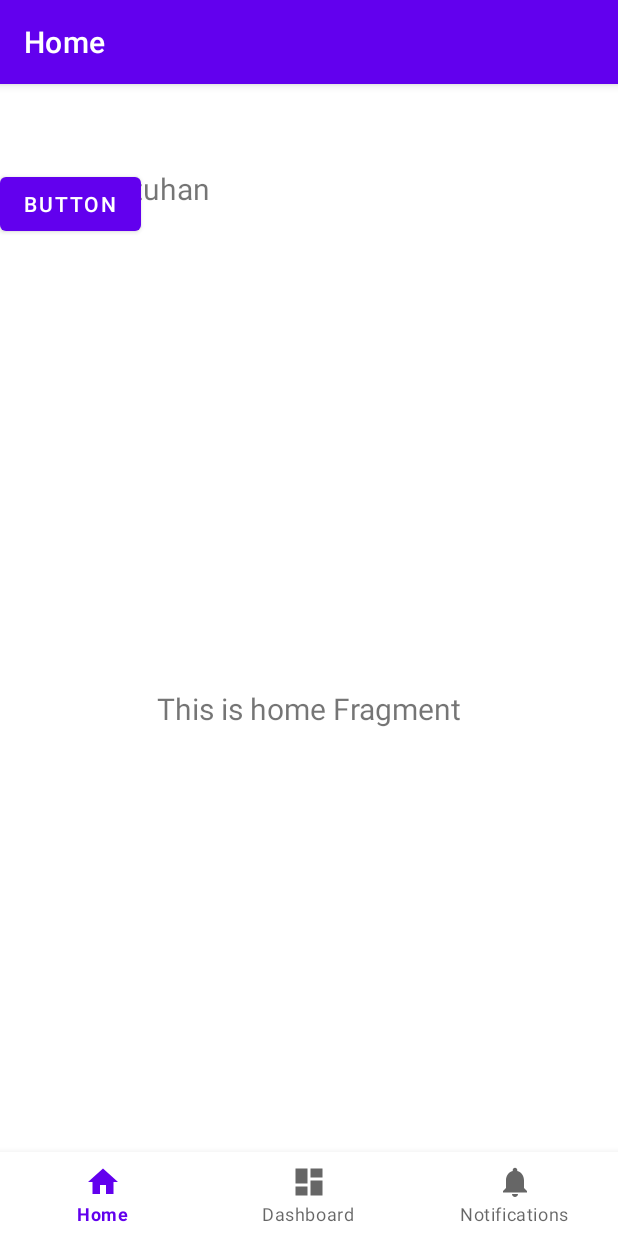
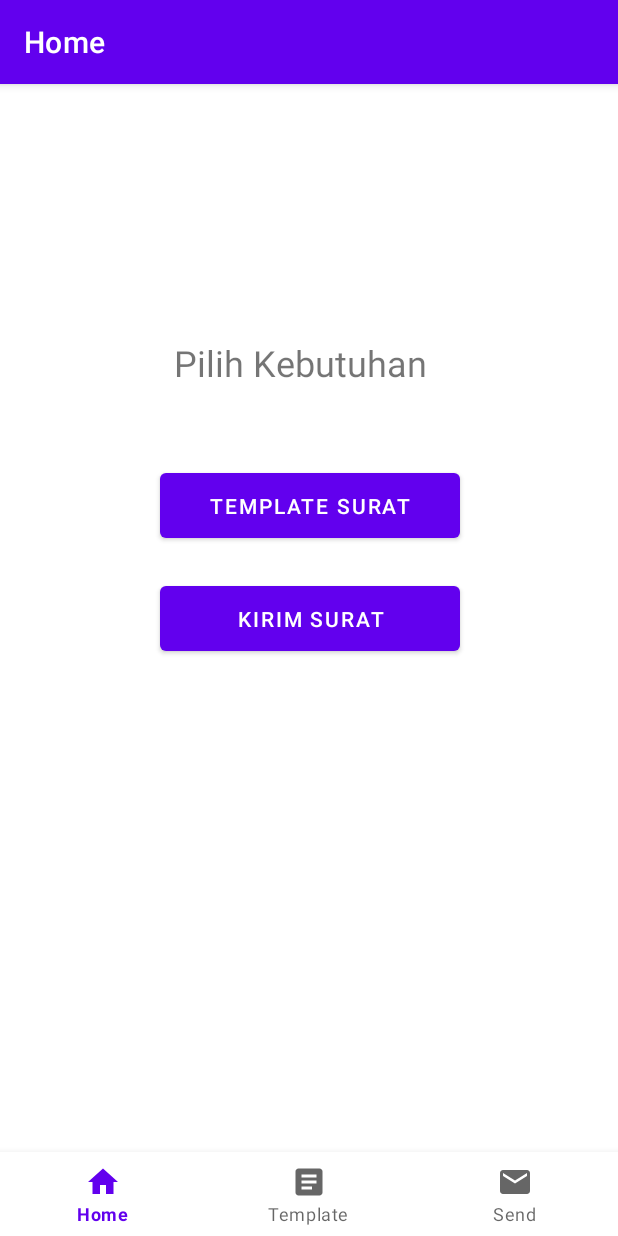
Before and after one commit to YosepEChristo/Hape, an Android app: the screen it shows after launch (HomeActivity), on a phone screen of 412 x 824 dp. Run offline under Robolectric (Android 15) with nearby library versions, the phone set to English and light mode, and no system bars; our stand-ins replace navigation-ui.

Commit message:
refactor files name

```diff
--- a/app/build.gradle.kts
+++ b/app/build.gradle.kts
@@ -5,7 +5,7 @@ plugins {
 
 android {
     namespace = "com.example.ngampusaman"
-    compileSdk = 33
+    compileSdk = 34
 
     defaultConfig {
         applicationId = "com.example.ngampusaman"
--- a/app/src/main/java/com/example/ngampusaman/ui/home/HomeFragment.kt
+++ b/app/src/main/java/com/example/ngampusaman/ui/home/HomeFragment.kt
@@ -28,7 +28,7 @@ class HomeFragment : Fragment() {
         _binding = FragmentHomeBinding.inflate(inflater, container, false)
         val root: View = binding.root
 
-        val textView: TextView = binding.textHome
+        val textView: TextView = binding.textView
         homeViewModel.text.observe(viewLifecycleOwner) {
             textView.text = it
         }
--- a/app/src/main/java/com/example/ngampusaman/ui/home/HomeViewModel.kt
+++ b/app/src/main/java/com/example/ngampusaman/ui/home/HomeViewModel.kt
@@ -7,7 +7,7 @@ import androidx.lifecycle.ViewModel
 class HomeViewModel : ViewModel() {
 
     private val _text = MutableLiveData<String>().apply {
-        value = "This is home Fragment"
+        value = "Pilih Kebutuhan"
     }
     val text: LiveData<String> = _text
 }
--- a/app/src/main/java/com/example/ngampusaman/ui/notifications/NotificationsFragment.kt
+++ b/app/src/main/java/com/example/ngampusaman/ui/send/SendFragment.kt
@@ -1,4 +1,4 @@
-package com.example.ngampusaman.ui.notifications
+package com.example.ngampusaman.ui.send
 
 import android.os.Bundle
 import android.view.LayoutInflater
@@ -7,11 +7,11 @@ import android.view.ViewGroup
 import android.widget.TextView
 import androidx.fragment.app.Fragment
 import androidx.lifecycle.ViewModelProvider
-import com.example.ngampusaman.databinding.FragmentNotificationsBinding
+import com.example.ngampusaman.databinding.FragmentSendBinding
 
-class NotificationsFragment : Fragment() {
+class SendFragment : Fragment() {
 
-    private var _binding: FragmentNotificationsBinding? = null
+    private var _binding: FragmentSendBinding? = null
 
     // This property is only valid between onCreateView and
     // onDestroyView.
@@ -23,9 +23,9 @@ class NotificationsFragment : Fragment() {
         savedInstanceState: Bundle?
     ): View {
         val notificationsViewModel =
-            ViewModelProvider(this).get(NotificationsViewModel::class.java)
+            ViewModelProvider(this).get(SendViewModel::class.java)
 
-        _binding = FragmentNotificationsBinding.inflate(inflater, container, false)
+        _binding = FragmentSendBinding.inflate(inflater, container, false)
         val root: View = binding.root
 
         val textView: TextView = binding.textNotifications
--- a/app/src/main/java/com/example/ngampusaman/ui/dashboard/DashboardViewModel.kt
+++ b/app/src/main/java/com/example/ngampusaman/ui/send/SendViewModel.kt
@@ -1,13 +1,13 @@
-package com.example.ngampusaman.ui.dashboard
+package com.example.ngampusaman.ui.send
 
 import androidx.lifecycle.LiveData
 import androidx.lifecycle.MutableLiveData
 import androidx.lifecycle.ViewModel
 
-class DashboardViewModel : ViewModel() {
+class SendViewModel : ViewModel() {
 
     private val _text = MutableLiveData<String>().apply {
-        value = "This is dashboard Fragment"
+        value = "This is notifications Fragment"
     }
     val text: LiveData<String> = _text
 }
--- a/app/src/main/java/com/example/ngampusaman/ui/dashboard/DashboardFragment.kt
+++ b/app/src/main/java/com/example/ngampusaman/ui/template/TemplateFragment.kt
@@ -1,4 +1,4 @@
-package com.example.ngampusaman.ui.dashboard
+package com.example.ngampusaman.ui.template
 
 import android.os.Bundle
 import android.view.LayoutInflater
@@ -7,11 +7,11 @@ import android.view.ViewGroup
 import android.widget.TextView
 import androidx.fragment.app.Fragment
 import androidx.lifecycle.ViewModelProvider
-import com.example.ngampusaman.databinding.FragmentDashboardBinding
+import com.example.ngampusaman.databinding.FragmentTemplateBinding
 
-class DashboardFragment : Fragment() {
+class TemplateFragment : Fragment() {
 
-    private var _binding: FragmentDashboardBinding? = null
+    private var _binding: FragmentTemplateBinding? = null
 
     // This property is only valid between onCreateView and
     // onDestroyView.
@@ -23,9 +23,9 @@ class DashboardFragment : Fragment() {
         savedInstanceState: Bundle?
     ): View {
         val dashboardViewModel =
-            ViewModelProvider(this).get(DashboardViewModel::class.java)
+            ViewModelProvider(this).get(TemplateViewModel::class.java)
 
-        _binding = FragmentDashboardBinding.inflate(inflater, container, false)
+        _binding = FragmentTemplateBinding.inflate(inflater, container, false)
         val root: View = binding.root
 
         val textView: TextView = binding.textDashboard
--- a/app/src/main/java/com/example/ngampusaman/ui/notifications/NotificationsViewModel.kt
+++ b/app/src/main/java/com/example/ngampusaman/ui/template/TemplateViewModel.kt
@@ -1,13 +1,13 @@
-package com.example.ngampusaman.ui.notifications
+package com.example.ngampusaman.ui.template
 
 import androidx.lifecycle.LiveData
 import androidx.lifecycle.MutableLiveData
 import androidx.lifecycle.ViewModel
 
-class NotificationsViewModel : ViewModel() {
+class TemplateViewModel : ViewModel() {
 
     private val _text = MutableLiveData<String>().apply {
-        value = "This is notifications Fragment"
+        value = "This is dashboard Fragment"
     }
     val text: LiveData<String> = _text
 }
--- /dev/null
+++ b/app/src/main/res/drawable/ic_email_black_24dp.xml
@@ -0,0 +1,5 @@
+<vector android:height="24dp" android:tint="#000000"
+    android:viewportHeight="24" android:viewportWidth="24"
+    android:width="24dp" xmlns:android="http://schemas.android.com/apk/res/android">
+    <path android:fillColor="@android:color/white" android:pathData="M20,4L4,4c-1.1,0 -1.99,0.9 -1.99,2L2,18c0,1.1 0.9,2 2,2h16c1.1,0 2,-0.9 2,-2L22,6c0,-1.1 -0.9,-2 -2,-2zM20,8l-8,5 -8,-5L4,6l8,5 8,-5v2z"/>
+</vector>
--- /dev/null
+++ b/app/src/main/res/drawable/ic_letter_black_24dp.xml
@@ -0,0 +1,5 @@
+<vector android:autoMirrored="true" android:height="24dp"
+    android:tint="#000000" android:viewportHeight="24"
+    android:viewportWidth="24" android:width="24dp" xmlns:android="http://schemas.android.com/apk/res/android">
+    <path android:fillColor="@android:color/white" android:pathData="M19,3L5,3c-1.1,0 -2,0.9 -2,2v14c0,1.1 0.9,2 2,2h14c1.1,0 2,-0.9 2,-2L21,5c0,-1.1 -0.9,-2 -2,-2zM14,17L7,17v-2h7v2zM17,13L7,13v-2h10v2zM17,9L7,9L7,7h10v2z"/>
+</vector>
--- a/app/src/main/res/layout/fragment_home.xml
+++ b/app/src/main/res/layout/fragment_home.xml
@@ -6,34 +6,39 @@
     android:layout_height="match_parent"
     tools:context=".ui.home.HomeFragment">
 
-    <TextView
-        android:id="@+id/text_home"
-        android:layout_width="match_parent"
-        android:layout_height="wrap_content"
-        android:layout_marginStart="8dp"
-        android:layout_marginTop="8dp"
-        android:layout_marginEnd="8dp"
-        android:textAlignment="center"
-        android:textSize="20sp"
+
+    <Button
+        android:id="@+id/sendButton"
+        android:layout_width="200dp"
+        android:layout_height="55dp"
+        android:text="@string/sendmail"
         app:layout_constraintBottom_toBottomOf="parent"
         app:layout_constraintEnd_toEndOf="parent"
+        app:layout_constraintHorizontal_bias="0.502"
         app:layout_constraintStart_toStartOf="parent"
-        app:layout_constraintTop_toTopOf="parent" />
+        app:layout_constraintTop_toTopOf="parent"
+        app:layout_constraintVertical_bias="0.415" />
 
     <Button
-        android:id="@+id/button"
-        android:layout_width="wrap_content"
-        android:layout_height="wrap_content"
-        android:text="Button"
-        tools:layout_editor_absoluteX="158dp"
-        tools:layout_editor_absoluteY="212dp" />
+        android:id="@+id/tmpButton"
+        android:layout_width="200dp"
+        android:layout_height="55dp"
+        android:text="@string/lettertermplate"
+        app:layout_constraintBottom_toBottomOf="parent"
+        app:layout_constraintEnd_toEndOf="parent"
+        app:layout_constraintHorizontal_bias="0.502"
+        app:layout_constraintStart_toStartOf="parent"
+        app:layout_constraintTop_toTopOf="parent"
+        app:layout_constraintVertical_bias="0.3" />
 
     <TextView
         android:id="@+id/textView"
-        android:layout_width="wrap_content"
-        android:layout_height="wrap_content"
-        android:text="Pilih Kebutuhan"
-        android:textSize="20sp"
-        tools:layout_editor_absoluteX="135dp"
-        tools:layout_editor_absoluteY="144dp" />
+        android:layout_width="179dp"
+        android:layout_height="43dp"
+        android:layout_marginStart="116dp"
+        android:layout_marginBottom="96dp"
+        android:text="@string/needs"
+        android:textSize="24sp"
+        app:layout_constraintBottom_toBottomOf="@id/tmpButton"
+        app:layout_constraintStart_toStartOf="parent" />
 </androidx.constraintlayout.widget.ConstraintLayout>
--- a/app/src/main/res/layout/fragment_dashboard.xml
+++ b/app/src/main/res/layout/fragment_send.xml
@@ -4,10 +4,10 @@
     xmlns:tools="http://schemas.android.com/tools"
     android:layout_width="match_parent"
     android:layout_height="match_parent"
-    tools:context=".ui.dashboard.DashboardFragment">
+    tools:context=".ui.send.SendFragment">
 
     <TextView
-        android:id="@+id/text_dashboard"
+        android:id="@+id/text_notifications"
         android:layout_width="match_parent"
         android:layout_height="wrap_content"
         android:layout_marginStart="8dp"
--- a/app/src/main/res/layout/fragment_notifications.xml
+++ b/app/src/main/res/layout/fragment_template.xml
@@ -4,10 +4,10 @@
     xmlns:tools="http://schemas.android.com/tools"
     android:layout_width="match_parent"
     android:layout_height="match_parent"
-    tools:context=".ui.notifications.NotificationsFragment">
+    tools:context=".ui.template.TemplateFragment">
 
     <TextView
-        android:id="@+id/text_notifications"
+        android:id="@+id/text_dashboard"
         android:layout_width="match_parent"
         android:layout_height="wrap_content"
         android:layout_marginStart="8dp"
--- a/app/src/main/res/menu/bottom_nav_menu.xml
+++ b/app/src/main/res/menu/bottom_nav_menu.xml
@@ -8,12 +8,12 @@
 
     <item
         android:id="@+id/navigation_dashboard"
-        android:icon="@drawable/ic_dashboard_black_24dp"
-        android:title="@string/title_dashboard" />
+        android:icon="@drawable/ic_letter_black_24dp"
+        android:title="@string/title_template" />
 
     <item
         android:id="@+id/navigation_notifications"
-        android:icon="@drawable/ic_notifications_black_24dp"
-        android:title="@string/title_notifications" />
+        android:icon="@drawable/ic_email_black_24dp"
+        android:title="@string/title_send" />
 
 </menu>
--- a/app/src/main/res/navigation/mobile_navigation.xml
+++ b/app/src/main/res/navigation/mobile_navigation.xml
@@ -13,13 +13,13 @@
 
     <fragment
         android:id="@+id/navigation_dashboard"
-        android:name="com.example.ngampusaman.ui.dashboard.DashboardFragment"
-        android:label="@string/title_dashboard"
-        tools:layout="@layout/fragment_dashboard" />
+        android:name="com.example.ngampusaman.ui.template.TemplateFragment"
+        android:label="@string/title_template"
+        tools:layout="@layout/fragment_template" />
 
     <fragment
         android:id="@+id/navigation_notifications"
-        android:name="com.example.ngampusaman.ui.notifications.NotificationsFragment"
-        android:label="@string/title_notifications"
-        tools:layout="@layout/fragment_notifications" />
+        android:name="com.example.ngampusaman.ui.send.SendFragment"
+        android:label="@string/title_send"
+        tools:layout="@layout/fragment_send" />
 </navigation>
--- a/app/src/main/res/values/strings.xml
+++ b/app/src/main/res/values/strings.xml
@@ -1,6 +1,9 @@
 <resources>
     <string name="app_name">Ngampus Aman</string>
     <string name="title_home">Home</string>
-    <string name="title_dashboard">Dashboard</string>
-    <string name="title_notifications">Notifications</string>
+    <string name="title_template">Template</string>
+    <string name="title_send">Send</string>
+    <string name="needs">Pilih Kebutuhan</string>
+    <string name="sendmail">Kirim Surat</string>
+    <string name="lettertermplate">Template Surat</string>
 </resources>
```
